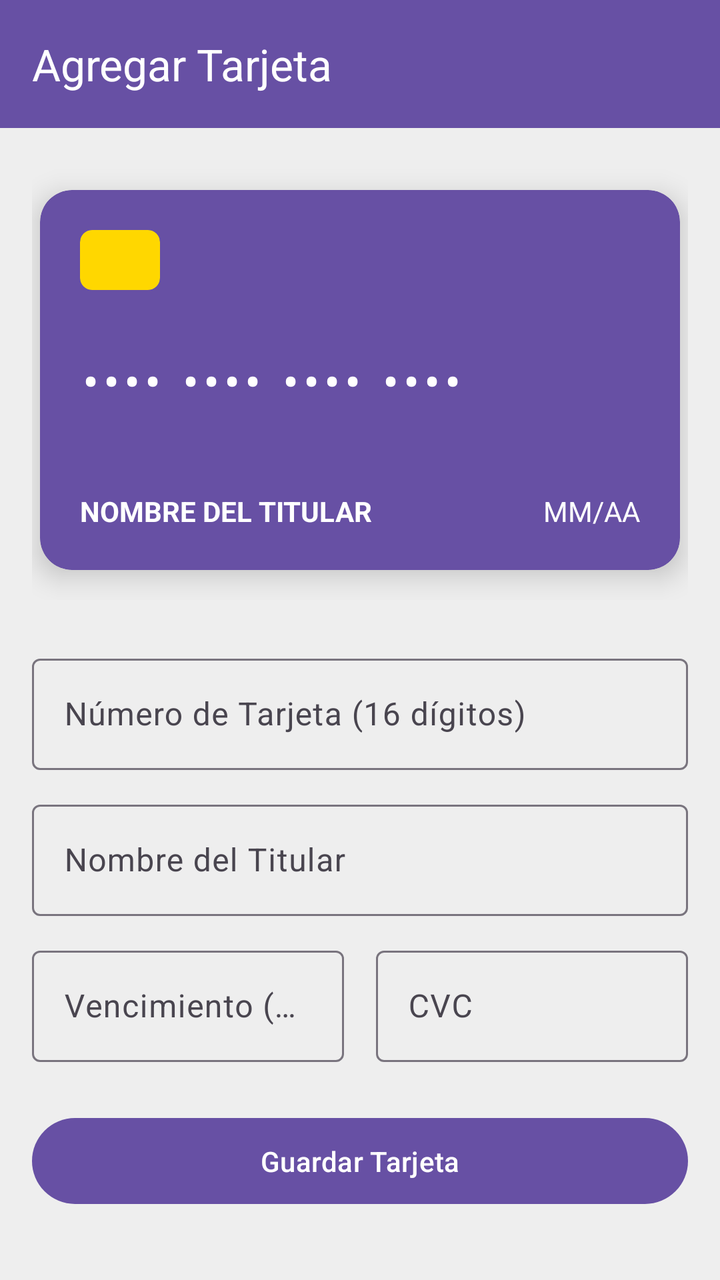
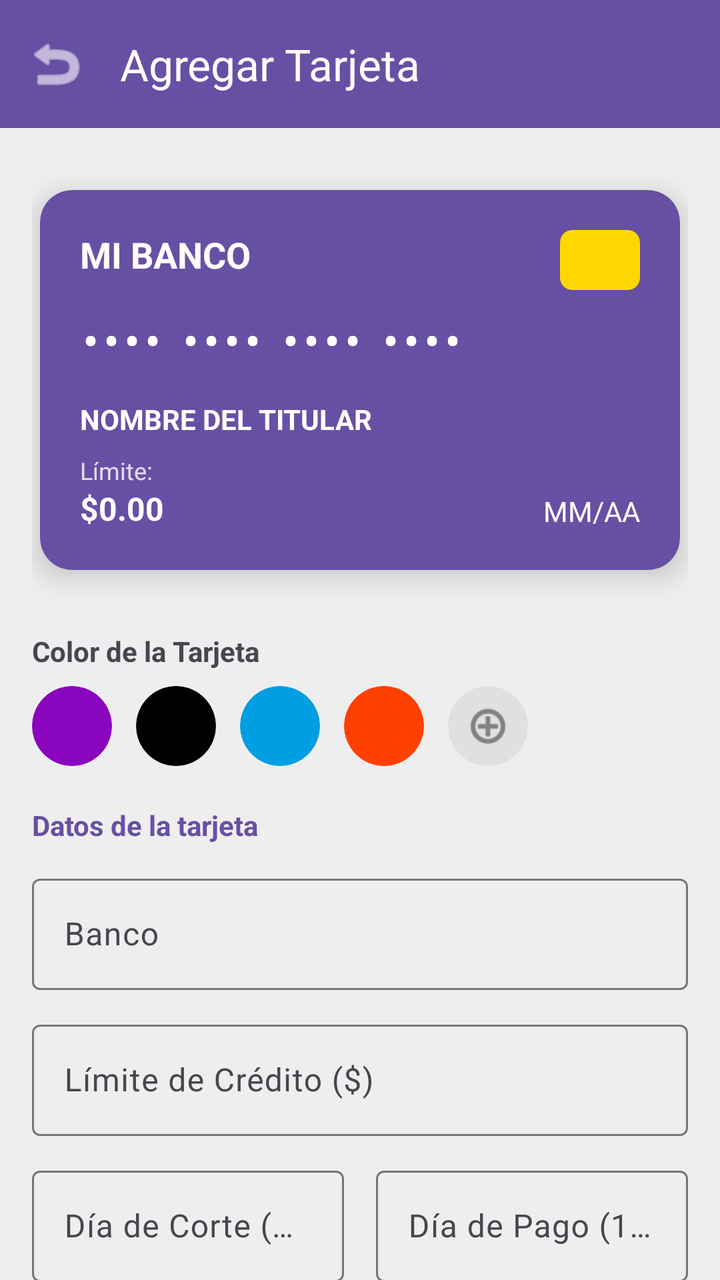

Compare the two renders of this Android layout. The source of the first and the diff that turns it into the second are given below.
<!-- AndroidManifest.xml: application theme Theme.CreditSync -->
<!-- res/layout/activity_add_tarjeta.xml -->
<?xml version="1.0" encoding="utf-8"?>
<LinearLayout
    xmlns:android="http://schemas.android.com/apk/res/android"
    xmlns:app="http://schemas.android.com/apk/res-auto"
    xmlns:tools="http://schemas.android.com/tools"
    android:layout_width="match_parent"
    android:layout_height="match_parent"
    android:orientation="vertical"
    android:background="?attr/colorSurface">

    <com.google.android.material.appbar.MaterialToolbar
        android:id="@+id/toolbarAdd"
        android:layout_width="match_parent"
        android:layout_height="?attr/actionBarSize"
        android:background="?attr/colorPrimary"
        app:titleTextColor="?attr/colorOnPrimary"
        app:title="Agregar Tarjeta" />

    <ScrollView
        android:layout_width="match_parent"
        android:layout_height="match_parent"
        android:padding="16dp">

        <LinearLayout
            android:layout_width="match_parent"
            android:layout_height="wrap_content"
            android:orientation="vertical">

            
            <FrameLayout
                android:layout_width="match_parent"
                android:layout_height="220dp"
                android:layout_marginBottom="24dp">

                
                <com.google.android.material.card.MaterialCardView
                    android:id="@+id/cardFrente"
                    android:layout_width="320dp"
                    android:layout_height="190dp"
                    android:layout_gravity="center"
                    app:cardBackgroundColor="?attr/colorPrimary"
                    app:cardCornerRadius="16dp"
                    app:cardElevation="8dp"
                    app:strokeWidth="0dp">

                    <androidx.constraintlayout.widget.ConstraintLayout
                        android:layout_width="match_parent"
                        android:layout_height="match_parent"
                        android:padding="20dp">

                        
                        <com.google.android.material.card.MaterialCardView
                            android:layout_width="40dp"
                            android:layout_height="30dp"
                            app:cardBackgroundColor="#FFD700"
                            app:cardCornerRadius="6dp"
                            app:strokeWidth="0dp"
                            app:layout_constraintStart_toStartOf="parent"
                            app:layout_constraintTop_toTopOf="parent" />

                        <TextView
                            android:id="@+id/tvPreviewNumero"
                            android:layout_width="match_parent"
                            android:layout_height="wrap_content"
                            android:text="•••• •••• •••• ••••"
                            android:textColor="#FFFFFF"
                            android:textSize="24sp"
                            android:letterSpacing="0.1"
                            app:layout_constraintBottom_toBottomOf="parent"
                            app:layout_constraintTop_toTopOf="parent" />

                        <TextView
                            android:id="@+id/tvPreviewNombre"
                            android:layout_width="wrap_content"
                            android:layout_height="wrap_content"
                            android:text="NOMBRE DEL TITULAR"
                            android:textColor="#FFFFFF"
                            android:textStyle="bold"
                            android:textAllCaps="true"
                            app:layout_constraintBottom_toBottomOf="parent"
                            app:layout_constraintStart_toStartOf="parent" />

                        <TextView
                            android:id="@+id/tvPreviewFecha"
                            android:layout_width="wrap_content"
                            android:layout_height="wrap_content"
                            android:text="MM/AA"
                            android:textColor="#FFFFFF"
                            app:layout_constraintBottom_toBottomOf="parent"
                            app:layout_constraintEnd_toEndOf="parent" />
                    </androidx.constraintlayout.widget.ConstraintLayout>
                </com.google.android.material.card.MaterialCardView>

                
                <com.google.android.material.card.MaterialCardView
                    android:id="@+id/cardAtras"
                    android:layout_width="320dp"
                    android:layout_height="190dp"
                    android:layout_gravity="center"
                    android:visibility="gone"
                    app:cardBackgroundColor="?attr/colorPrimary"
                    app:cardCornerRadius="16dp"
                    app:cardElevation="8dp"
                    app:strokeWidth="0dp">

                    <LinearLayout
                        android:layout_width="match_parent"
                        android:layout_height="match_parent"
                        android:orientation="vertical"
                        android:paddingTop="24dp">

                        <View
                            android:layout_width="match_parent"
                            android:layout_height="40dp"
                            android:background="#222222" />

                        <LinearLayout
                            android:layout_width="match_parent"
                            android:layout_height="40dp"
                            android:layout_marginTop="16dp"
                            android:layout_marginHorizontal="16dp"
                            android:background="#DDDDDD"
                            android:gravity="center_vertical|end"
                            android:paddingEnd="12dp">

                            <TextView
                                android:id="@+id/tvPreviewCvc"
                                android:layout_width="wrap_content"
                                android:layout_height="wrap_content"
                                android:text="•••"
                                android:textColor="#000000"
                                android:textStyle="bold"
                                android:textSize="18sp" />
                        </LinearLayout>
                    </LinearLayout>
                </com.google.android.material.card.MaterialCardView>
            </FrameLayout>

            
            <com.google.android.material.textfield.TextInputLayout
                android:layout_width="match_parent"
                android:layout_height="wrap_content"
                android:hint="Número de Tarjeta (16 dígitos)"
                android:layout_marginBottom="12dp">
                <com.google.android.material.textfield.TextInputEditText
                    android:id="@+id/etNumero"
                    android:layout_width="match_parent"
                    android:layout_height="wrap_content"
                    android:inputType="number"
                    android:maxLength="16" />
            </com.google.android.material.textfield.TextInputLayout>

            <com.google.android.material.textfield.TextInputLayout
                android:layout_width="match_parent"
                android:layout_height="wrap_content"
                android:hint="Nombre del Titular"
                android:layout_marginBottom="12dp">
                <com.google.android.material.textfield.TextInputEditText
                    android:id="@+id/etNombre"
                    android:layout_width="match_parent"
                    android:layout_height="wrap_content"
                    android:inputType="textCapCharacters" />
            </com.google.android.material.textfield.TextInputLayout>

            <LinearLayout
                android:layout_width="match_parent"
                android:layout_height="wrap_content"
                android:orientation="horizontal"
                android:layout_marginBottom="24dp">

                <com.google.android.material.textfield.TextInputLayout
                    android:layout_width="0dp"
                    android:layout_height="wrap_content"
                    android:layout_weight="1"
                    android:hint="Vencimiento (MM/AA)"
                    android:layout_marginEnd="8dp">
                    <com.google.android.material.textfield.TextInputEditText
                        android:id="@+id/etFecha"
                        android:layout_width="match_parent"
                        android:layout_height="wrap_content"
                        android:inputType="number"
                        android:maxLength="5" />
                </com.google.android.material.textfield.TextInputLayout>

                <com.google.android.material.textfield.TextInputLayout
                    android:layout_width="0dp"
                    android:layout_height="wrap_content"
                    android:layout_weight="1"
                    android:hint="CVC"
                    android:layout_marginStart="8dp">
                    <com.google.android.material.textfield.TextInputEditText
                        android:id="@+id/etCvc"
                        android:layout_width="match_parent"
                        android:layout_height="wrap_content"
                        android:inputType="numberPassword"
                        android:maxLength="4" />
                </com.google.android.material.textfield.TextInputLayout>
            </LinearLayout>

            <com.google.android.material.button.MaterialButton
                android:id="@+id/btnGuardar"
                android:layout_width="match_parent"
                android:layout_height="wrap_content"
                android:text="Guardar Tarjeta"
                android:padding="12dp" />

        </LinearLayout>
    </ScrollView>
</LinearLayout>
<!-- resources referenced by this layout -->
<resources>
  <style name="Theme.CreditSync" parent="Base.Theme.CreditSync" />
  <style name="Base.Theme.CreditSync" parent="Theme.Material3.DayNight.NoActionBar">
          
          <item name="colorPrimary">@color/md_theme_light_primary</item>
          <item name="colorOnPrimary">@color/md_theme_light_onPrimary</item>
          
          <item name="android:colorBackground">@color/md_theme_light_background</item>
          <item name="colorSurface">@color/md_theme_light_surface</item>
      </style>
  <color name="md_theme_light_primary">#6750A4</color>
  <color name="md_theme_light_onPrimary">#FFFFFF</color>
  <color name="md_theme_light_background">#FDFBFF</color>
  <color name="md_theme_light_surface">#EEEEEE</color>
</resources>

<!-- the commit's change to res/layout/activity_add_tarjeta.xml (unified diff, before → after) -->
@@ -14,133 +14,286 @@
         android:layout_height="?attr/actionBarSize"
         android:background="?attr/colorPrimary"
         app:titleTextColor="?attr/colorOnPrimary"
+        app:navigationIcon="@android:drawable/ic_menu_revert"
+        app:navigationIconTint="?attr/colorOnPrimary"
         app:title="Agregar Tarjeta" />
 
+    
+    <LinearLayout
+        android:layout_width="match_parent"
+        android:layout_height="wrap_content"
+        android:orientation="vertical"
+        android:padding="16dp">
+
+        
+        <FrameLayout
+            android:layout_width="match_parent"
+            android:layout_height="220dp"
+            android:layout_marginBottom="16dp">
+
+            
+            <com.google.android.material.card.MaterialCardView
+                android:id="@+id/cardFrente"
+                android:layout_width="320dp"
+                android:layout_height="190dp"
+                android:layout_gravity="center"
+                app:cardBackgroundColor="?attr/colorPrimary"
+                app:cardCornerRadius="16dp"
+                app:cardElevation="8dp"
+                app:strokeWidth="0dp">
+
+                <androidx.constraintlayout.widget.ConstraintLayout
+                    android:layout_width="match_parent"
+                    android:layout_height="match_parent"
+                    android:padding="20dp">
+
+                    <TextView
+                        android:id="@+id/tvPreviewBanco"
+                        android:layout_width="wrap_content"
+                        android:layout_height="wrap_content"
+                        android:text="MI BANCO"
+                        android:textColor="#FFFFFF"
+                        android:textSize="18sp"
+                        android:textStyle="bold"
+                        app:layout_constraintStart_toStartOf="parent"
+                        app:layout_constraintTop_toTopOf="parent" />
+
+                    <com.google.android.material.card.MaterialCardView
+                        android:layout_width="40dp"
+                        android:layout_height="30dp"
+                        app:cardBackgroundColor="#FFD700"
+                        app:cardCornerRadius="6dp"
+                        app:strokeWidth="0dp"
+                        app:layout_constraintEnd_toEndOf="parent"
+                        app:layout_constraintTop_toTopOf="parent" />
+
+                    <TextView
+                        android:id="@+id/tvPreviewNumero"
+                        android:layout_width="match_parent"
+                        android:layout_height="wrap_content"
+                        android:text="•••• •••• •••• ••••"
+                        android:textColor="#FFFFFF"
+                        android:textSize="24sp"
+                        android:letterSpacing="0.1"
+                        app:layout_constraintBottom_toTopOf="@+id/tvPreviewNombre"
+                        app:layout_constraintTop_toBottomOf="@+id/tvPreviewBanco" />
+
+                    <TextView
+                        android:id="@+id/tvPreviewNombre"
+                        android:layout_width="wrap_content"
+                        android:layout_height="wrap_content"
+                        android:text="NOMBRE DEL TITULAR"
+                        android:textColor="#FFFFFF"
+                        android:textStyle="bold"
+                        android:textAllCaps="true"
+                        android:layout_marginBottom="8dp"
+                        app:layout_constraintBottom_toTopOf="@+id/tvPreviewLimiteEtiqueta"
+                        app:layout_constraintStart_toStartOf="parent" />
+
+                    
+                    <TextView
+                        android:id="@+id/tvPreviewLimiteEtiqueta"
+                        android:layout_width="wrap_content"
+                        android:layout_height="wrap_content"
+                        android:text="Límite:"
+                        android:textColor="#FFFFFF"
+                        android:textSize="12sp"
+                        android:alpha="0.8"
+                        app:layout_constraintBottom_toTopOf="@+id/tvPreviewLimiteValor"
+                        app:layout_constraintStart_toStartOf="parent" />
+
+                    <TextView
+                        android:id="@+id/tvPreviewLimiteValor"
+                        android:layout_width="wrap_content"
+                        android:layout_height="wrap_content"
+                        android:text="$0.00"
+                        android:textColor="#FFFFFF"
+                        android:textSize="16sp"
+                        android:textStyle="bold"
+                        app:layout_constraintBottom_toBottomOf="parent"
+                        app:layout_constraintStart_toStartOf="parent" />
+
+                    <TextView
+                        android:id="@+id/tvPreviewFecha"
+                        android:layout_width="wrap_content"
+                        android:layout_height="wrap_content"
+                        android:text="MM/AA"
+                        android:textColor="#FFFFFF"
+                        app:layout_constraintBottom_toBottomOf="parent"
+                        app:layout_constraintEnd_toEndOf="parent" />
+                </androidx.constraintlayout.widget.ConstraintLayout>
+            </com.google.android.material.card.MaterialCardView>
+
+            
+            <com.google.android.material.card.MaterialCardView
+                android:id="@+id/cardAtras"
+                android:layout_width="320dp"
+                android:layout_height="190dp"
+                android:layout_gravity="center"
+                android:visibility="gone"
+                app:cardBackgroundColor="?attr/colorPrimary"
+                app:cardCornerRadius="16dp"
+                app:cardElevation="8dp"
+                app:strokeWidth="0dp">
+
+                <LinearLayout
+                    android:layout_width="match_parent"
+                    android:layout_height="match_parent"
+                    android:orientation="vertical"
+                    android:paddingTop="24dp">
+
+                    <View android:layout_width="match_parent" android:layout_height="40dp" android:background="#222222" />
+
+                    <LinearLayout
+                        android:layout_width="match_parent"
+                        android:layout_height="40dp"
+                        android:layout_marginTop="16dp"
+                        android:layout_marginHorizontal="16dp"
+                        android:background="#DDDDDD"
+                        android:gravity="center_vertical|end"
+                        android:paddingEnd="12dp">
+
+                        <TextView
+                            android:id="@+id/tvPreviewCvc"
+                            android:layout_width="wrap_content"
+                            android:layout_height="wrap_content"
+                            android:text="•••"
+                            android:textColor="#000000"
+                            android:textStyle="bold"
+                            android:textSize="18sp" />
+                    </LinearLayout>
+                </LinearLayout>
+            </com.google.android.material.card.MaterialCardView>
+        </FrameLayout>
+
+        <TextView
+            android:layout_width="wrap_content"
+            android:layout_height="wrap_content"
+            android:text="Color de la Tarjeta"
+            android:textStyle="bold"
+            android:layout_marginBottom="8dp"/>
+
+        <HorizontalScrollView
+            android:layout_width="match_parent"
+            android:layout_height="wrap_content"
+            android:scrollbars="none">
+            <LinearLayout
+                android:layout_width="wrap_content"
+                android:layout_height="wrap_content"
+                android:orientation="horizontal"
+                android:gravity="center_vertical"
+                android:paddingBottom="4dp">
+                <com.google.android.material.card.MaterialCardView android:id="@+id/colorNu" android:layout_width="40dp" android:layout_height="40dp" android:layout_marginEnd="12dp" app:cardBackgroundColor="#8A05BE" app:cardCornerRadius="20dp" app:strokeWidth="0dp"/>
+                <com.google.android.material.card.MaterialCardView android:id="@+id/colorKlar" android:layout_width="40dp" android:layout_height="40dp" android:layout_marginEnd="12dp" app:cardBackgroundColor="#000000" app:cardCornerRadius="20dp" app:strokeWidth="0dp"/>
+                <com.google.android.material.card.MaterialCardView android:id="@+id/colorMp" android:layout_width="40dp" android:layout_height="40dp" android:layout_marginEnd="12dp" app:cardBackgroundColor="#009EE3" app:cardCornerRadius="20dp" app:strokeWidth="0dp"/>
+                <com.google.android.material.card.MaterialCardView android:id="@+id/colorRappi" android:layout_width="40dp" android:layout_height="40dp" android:layout_marginEnd="12dp" app:cardBackgroundColor="#FF4000" app:cardCornerRadius="20dp" app:strokeWidth="0dp"/>
+
+                
+                <com.google.android.material.card.MaterialCardView
+                    android:id="@+id/btnColorCustom"
+                    android:layout_width="40dp"
+                    android:layout_height="40dp"
+                    android:layout_marginEnd="12dp"
+                    app:cardBackgroundColor="#E0E0E0"
+                    app:cardCornerRadius="20dp"
+                    app:strokeWidth="0dp">
+                    <ImageView
+                        android:layout_width="24dp"
+                        android:layout_height="24dp"
+                        android:layout_gravity="center"
+                        android:src="@android:drawable/ic_menu_add"
+                        app:tint="#424242" />
+                </com.google.android.material.card.MaterialCardView>
+            </LinearLayout>
+        </HorizontalScrollView>
+    </LinearLayout>
+
+    
     <ScrollView
         android:layout_width="match_parent"
-        android:layout_height="match_parent"
-        android:padding="16dp">
+        android:layout_height="0dp"
+        android:layout_weight="1"
+        android:scrollbars="none"
+        android:clipToPadding="false">
 
         <LinearLayout
             android:layout_width="match_parent"
             android:layout_height="wrap_content"
-            android:orientation="vertical">
-
-            
-            <FrameLayout
-                android:layout_width="match_parent"
-                android:layout_height="220dp"
+            android:orientation="vertical"
+            android:paddingHorizontal="16dp"
+            android:paddingBottom="24dp">
+
+            <TextView
+                android:layout_width="wrap_content"
+                android:layout_height="wrap_content"
+                android:text="Datos de la tarjeta"
+                android:textStyle="bold"
+                android:textColor="?attr/colorPrimary"
+                android:layout_marginBottom="12dp"/>
+
+            <com.google.android.material.textfield.TextInputLayout
+                android:layout_width="match_parent"
+                android:layout_height="wrap_content"
+                android:hint="Banco"
+                android:layout_marginBottom="12dp">
+                <com.google.android.material.textfield.TextInputEditText
+                    android:id="@+id/etBanco"
+                    android:layout_width="match_parent"
+                    android:layout_height="wrap_content"
+                    android:inputType="textCapWords" />
+            </com.google.android.material.textfield.TextInputLayout>
+
+            <com.google.android.material.textfield.TextInputLayout
+                android:layout_width="match_parent"
+                android:layout_height="wrap_content"
+                android:hint="Límite de Crédito ($)"
+                android:layout_marginBottom="12dp">
+                <com.google.android.material.textfield.TextInputEditText
+                    android:id="@+id/etLimite"
+                    android:layout_width="match_parent"
+                    android:layout_height="wrap_content"
+                    android:inputType="numberDecimal" />
+            </com.google.android.material.textfield.TextInputLayout>
+
+            <LinearLayout
+                android:layout_width="match_parent"
+                android:layout_height="wrap_content"
+                android:orientation="horizontal"
                 android:layout_marginBottom="24dp">
-
-                
-                <com.google.android.material.card.MaterialCardView
-                    android:id="@+id/cardFrente"
-                    android:layout_width="320dp"
-                    android:layout_height="190dp"
-                    android:layout_gravity="center"
-                    app:cardBackgroundColor="?attr/colorPrimary"
-                    app:cardCornerRadius="16dp"
-                    app:cardElevation="8dp"
-                    app:strokeWidth="0dp">
-
-                    <androidx.constraintlayout.widget.ConstraintLayout
-                        android:layout_width="match_parent"
-                        android:layout_height="match_parent"
-                        android:padding="20dp">
-
-                        
-                        <com.google.android.material.card.MaterialCardView
-                            android:layout_width="40dp"
-                            android:layout_height="30dp"
-                            app:cardBackgroundColor="#FFD700"
-                            app:cardCornerRadius="6dp"
-                            app:strokeWidth="0dp"
-                            app:layout_constraintStart_toStartOf="parent"
-                            app:layout_constraintTop_toTopOf="parent" />
-
-                        <TextView
-                            android:id="@+id/tvPreviewNumero"
-                            android:layout_width="match_parent"
-                            android:layout_height="wrap_content"
-                            android:text="•••• •••• •••• ••••"
-                            android:textColor="#FFFFFF"
-                            android:textSize="24sp"
-                            android:letterSpacing="0.1"
-                            app:layout_constraintBottom_toBottomOf="parent"
-                            app:layout_constraintTop_toTopOf="parent" />
-
-                        <TextView
-                            android:id="@+id/tvPreviewNombre"
-                            android:layout_width="wrap_content"
-                            android:layout_height="wrap_content"
-                            android:text="NOMBRE DEL TITULAR"
-                            android:textColor="#FFFFFF"
-                            android:textStyle="bold"
-                            android:textAllCaps="true"
-                            app:layout_constraintBottom_toBottomOf="parent"
-                            app:layout_constraintStart_toStartOf="parent" />
-
-                        <TextView
-                            android:id="@+id/tvPreviewFecha"
-                            android:layout_width="wrap_content"
-                            android:layout_height="wrap_content"
-                            android:text="MM/AA"
-                            android:textColor="#FFFFFF"
-                            app:layout_constraintBottom_toBottomOf="parent"
-                            app:layout_constraintEnd_toEndOf="parent" />
-                    </androidx.constraintlayout.widget.ConstraintLayout>
-                </com.google.android.material.card.MaterialCardView>
-
-                
-                <com.google.android.material.card.MaterialCardView
-                    android:id="@+id/cardAtras"
-                    android:layout_width="320dp"
-                    android:layout_height="190dp"
-                    android:layout_gravity="center"
-                    android:visibility="gone"
-                    app:cardBackgroundColor="?attr/colorPrimary"
-                    app:cardCornerRadius="16dp"
-                    app:cardElevation="8dp"
-                    app:strokeWidth="0dp">
-
-                    <LinearLayout
-                        android:layout_width="match_parent"
-                        android:layout_height="match_parent"
-                        android:orientation="vertical"
-                        android:paddingTop="24dp">
-
-                        <View
-                            android:layout_width="match_parent"
-                            android:layout_height="40dp"
-                            android:background="#222222" />
-
-                        <LinearLayout
-                            android:layout_width="match_parent"
-                            android:layout_height="40dp"
-                            android:layout_marginTop="16dp"
-                            android:layout_marginHorizontal="16dp"
-                            android:background="#DDDDDD"
-                            android:gravity="center_vertical|end"
-                            android:paddingEnd="12dp">
-
-                            <TextView
-                                android:id="@+id/tvPreviewCvc"
-                                android:layout_width="wrap_content"
-                                android:layout_height="wrap_content"
-                                android:text="•••"
-                                android:textColor="#000000"
-                                android:textStyle="bold"
-                                android:textSize="18sp" />
-                        </LinearLayout>
-                    </LinearLayout>
-                </com.google.android.material.card.MaterialCardView>
-            </FrameLayout>
-
-            
+                <com.google.android.material.textfield.TextInputLayout
+                    android:layout_width="0dp"
+                    android:layout_height="wrap_content"
+                    android:layout_weight="1"
+                    android:hint="Día de Corte (1-31)"
+                    android:layout_marginEnd="8dp">
+                    <com.google.android.material.textfield.TextInputEditText
+                        android:id="@+id/etDiaCorte"
+                        android:layout_width="match_parent"
+                        android:layout_height="wrap_content"
+                        android:inputType="number"
+                        android:maxLength="2" />
+                </com.google.android.material.textfield.TextInputLayout>
+                <com.google.android.material.textfield.TextInputLayout
+                    android:layout_width="0dp"
+                    android:layout_height="wrap_content"
+                    android:layout_weight="1"
+                    android:hint="Día de Pago (1-31)"
+                    android:layout_marginStart="8dp">
+                    <com.google.android.material.textfield.TextInputEditText
+                        android:id="@+id/etDiaPago"
+                        android:layout_width="match_parent"
+                        android:layout_height="wrap_content"
+                        android:inputType="number"
+                        android:maxLength="2" />
+                </com.google.android.material.textfield.TextInputLayout>
+            </LinearLayout>
+
+            <View android:layout_width="match_parent" android:layout_height="1dp" android:background="#33888888" android:layout_marginBottom="16dp"/>
+
             <com.google.android.material.textfield.TextInputLayout
                 android:layout_width="match_parent"
                 android:layout_height="wrap_content"
-                android:hint="Número de Tarjeta (16 dígitos)"
+                android:hint="Número de Tarjeta"
                 android:layout_marginBottom="12dp">
                 <com.google.android.material.textfield.TextInputEditText
                     android:id="@+id/etNumero"
@@ -167,7 +320,6 @@
                 android:layout_height="wrap_content"
                 android:orientation="horizontal"
                 android:layout_marginBottom="24dp">
-
                 <com.google.android.material.textfield.TextInputLayout
                     android:layout_width="0dp"
                     android:layout_height="wrap_content"
@@ -181,7 +333,6 @@
                         android:inputType="number"
                         android:maxLength="5" />
                 </com.google.android.material.textfield.TextInputLayout>
-
                 <com.google.android.material.textfield.TextInputLayout
                     android:layout_width="0dp"
                     android:layout_height="wrap_content"
